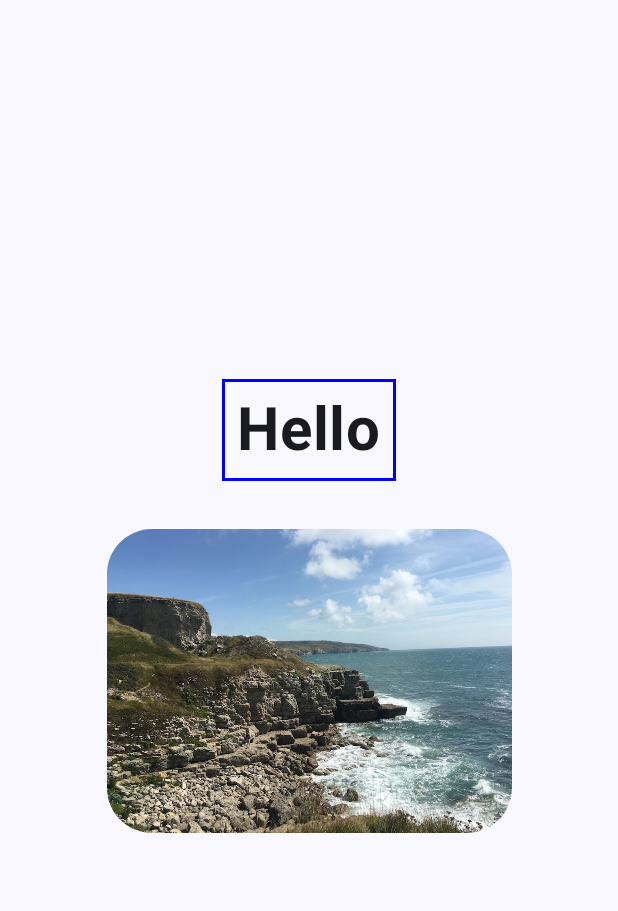
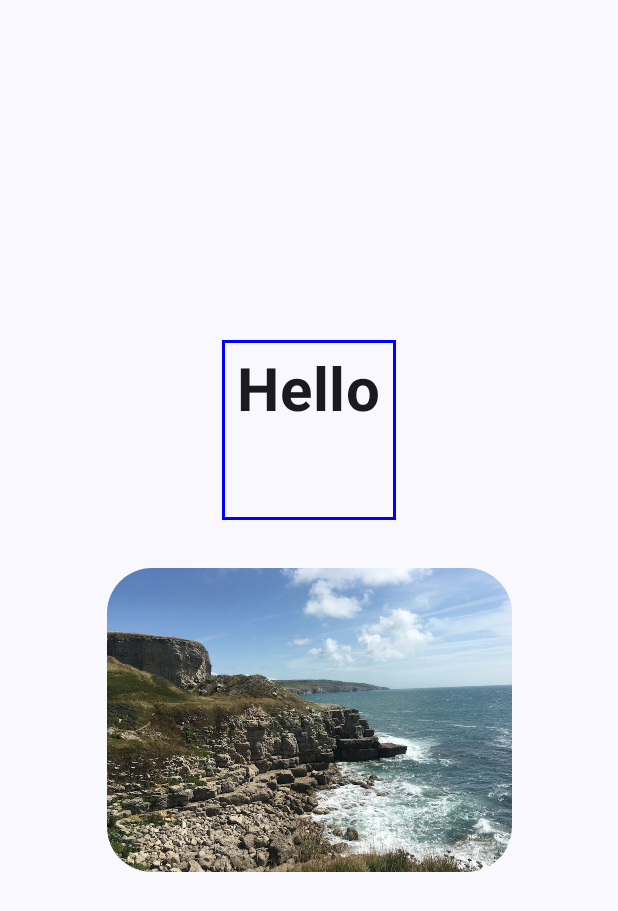
Before and after one commit to Marchbreeze/Compose-Study, an Android app built with Jetpack Compose: the ModifierDemoActivity screen opened directly, with no data from a screen before it, on a phone screen of 412 x 824 dp. Shown: the top 911 px of the screen. Run offline under Robolectric (Android 15) with nearby library versions, the phone set to English and light mode, and no system bars.

Commit message:
[#24] 두 모디파이어 조합

```diff
--- a/app/src/main/java/march/breeze/compose/ModifierDemoActivity.kt
+++ b/app/src/main/java/march/breeze/compose/ModifierDemoActivity.kt
@@ -47,9 +47,10 @@ class ModifierDemoActivity : ComponentActivity() {
 
 @Composable
 fun DemoScreen2() {
-    val modifier = Modifier
+    val firstModifier = Modifier
         .border(width = 2.dp, color = Color.Blue)
         .padding(all = 10.dp)
+    val secondModifier = Modifier.height(100.dp)
     Column(
         Modifier.padding(20.dp),
         horizontalAlignment = Alignment.CenterHorizontally,
@@ -57,7 +58,7 @@ fun DemoScreen2() {
     ) {
         Text(
             text = "Hello",
-            modifier = modifier,
+            modifier = firstModifier.then(secondModifier),
             fontSize = 40.sp,
             fontWeight = FontWeight.Bold
         )
```
